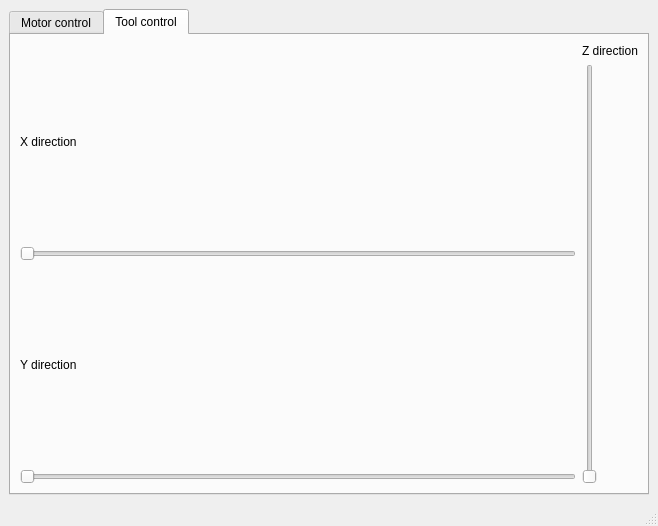
The window that ui/mainwindow.ui (JeremieBourque1/projetS4) describes before a commit, drawn with Qt 5.
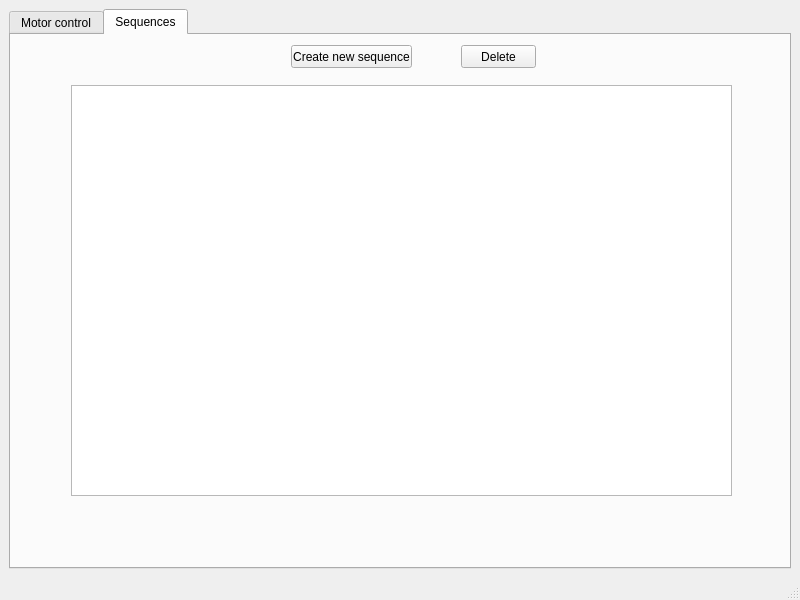
The same window after the commit. The open tabs and pages were chosen to show the change.

Commit message: Added a sequence tab with int values for now, you can delete values and started implementing the popup window to add sequences

Diff of the .ui file:
```diff
--- a/ui/mainwindow.ui
+++ b/ui/mainwindow.ui
@@ -6,16 +6,16 @@
    <rect>
     <x>0</x>
     <y>0</y>
-    <width>658</width>
-    <height>526</height>
+    <width>800</width>
+    <height>600</height>
    </rect>
   </property>
   <property name="windowTitle">
    <string>MainWindow</string>
   </property>
   <widget class="QWidget" name="centralwidget">
-   <layout class="QVBoxLayout" name="verticalLayout_2">
-    <item>
+   <layout class="QGridLayout" name="gridLayout_2">
+    <item row="0" column="1">
      <widget class="QTabWidget" name="tabWidget">
       <property name="currentIndex">
        <number>0</number>
@@ -134,84 +134,56 @@
       </widget>
       <widget class="QWidget" name="tab_tool">
        <attribute name="title">
-        <string>Tool control</string>
+        <string>Sequences</string>
        </attribute>
-       <layout class="QGridLayout" name="gridLayout">
-        <item row="3" column="1">
-         <layout class="QVBoxLayout" name="verticalLayout_4">
-          <property name="spacing">
-           <number>6</number>
-          </property>
-          <property name="sizeConstraint">
-           <enum>QLayout::SetDefaultConstraint</enum>
-          </property>
-          <property name="leftMargin">
-           <number>0</number>
-          </property>
-          <item>
-           <widget class="QLabel" name="label_3">
-            <property name="sizePolicy">
-             <sizepolicy hsizetype="Preferred" vsizetype="Preferred">
-              <horstretch>0</horstretch>
-              <verstretch>0</verstretch>
-             </sizepolicy>
-            </property>
-            <property name="text">
-             <string>Z direction</string>
-            </property>
-           </widget>
-          </item>
-          <item>
-           <widget class="QSlider" name="verticalSlider">
-            <property name="enabled">
-             <bool>true</bool>
-            </property>
-            <property name="sizePolicy">
-             <sizepolicy hsizetype="Fixed" vsizetype="Expanding">
-              <horstretch>0</horstretch>
-              <verstretch>0</verstretch>
-             </sizepolicy>
-            </property>
-            <property name="orientation">
-             <enum>Qt::Vertical</enum>
-            </property>
-           </widget>
-          </item>
-         </layout>
-        </item>
-        <item row="3" column="0">
-         <layout class="QVBoxLayout" name="verticalLayout_3">
-          <item>
-           <widget class="QLabel" name="label">
-            <property name="text">
-             <string>X direction</string>
-            </property>
-           </widget>
-          </item>
-          <item>
-           <widget class="QSlider" name="horizontalSlider">
-            <property name="orientation">
-             <enum>Qt::Horizontal</enum>
-            </property>
-           </widget>
-          </item>
-          <item>
-           <widget class="QLabel" name="label_2">
-            <property name="text">
-             <string>Y direction</string>
-            </property>
-           </widget>
-          </item>
-          <item>
-           <widget class="QSlider" name="horizontalSlider_2">
-            <property name="orientation">
-             <enum>Qt::Horizontal</enum>
-            </property>
-           </widget>
-          </item>
-         </layout>
-        </item>
-       </layout>
+       <widget class="QPushButton" name="newSequence">
+        <property name="geometry">
+         <rect>
+          <x>280</x>
+          <y>10</y>
+          <width>121</width>
+          <height>23</height>
+         </rect>
+        </property>
+        <property name="text">
+         <string>Create new sequence</string>
+        </property>
+       </widget>
+       <widget class="QListWidget" name="listOfSequences">
+        <property name="geometry">
+         <rect>
+          <x>60</x>
+          <y>50</y>
+          <width>661</width>
+          <height>411</height>
+         </rect>
+        </property>
+        <property name="dragDropMode">
+         <enum>QAbstractItemView::DragOnly</enum>
+        </property>
+        <property name="defaultDropAction">
+         <enum>Qt::MoveAction</enum>
+        </property>
+        <property name="selectionMode">
+         <enum>QAbstractItemView::SingleSelection</enum>
+        </property>
+        <property name="movement">
+         <enum>QListView::Free</enum>
+        </property>
+       </widget>
+       <widget class="QPushButton" name="deleteButton">
+        <property name="geometry">
+         <rect>
+          <x>450</x>
+          <y>10</y>
+          <width>75</width>
+          <height>23</height>
+         </rect>
+        </property>
+        <property name="text">
+         <string>Delete</string>
+        </property>
+       </widget>
       </widget>
      </widget>
     </item>
```
Left out of the diff: 33 changed lines with no effect on the pictures. The commit also changes 1 other file.
